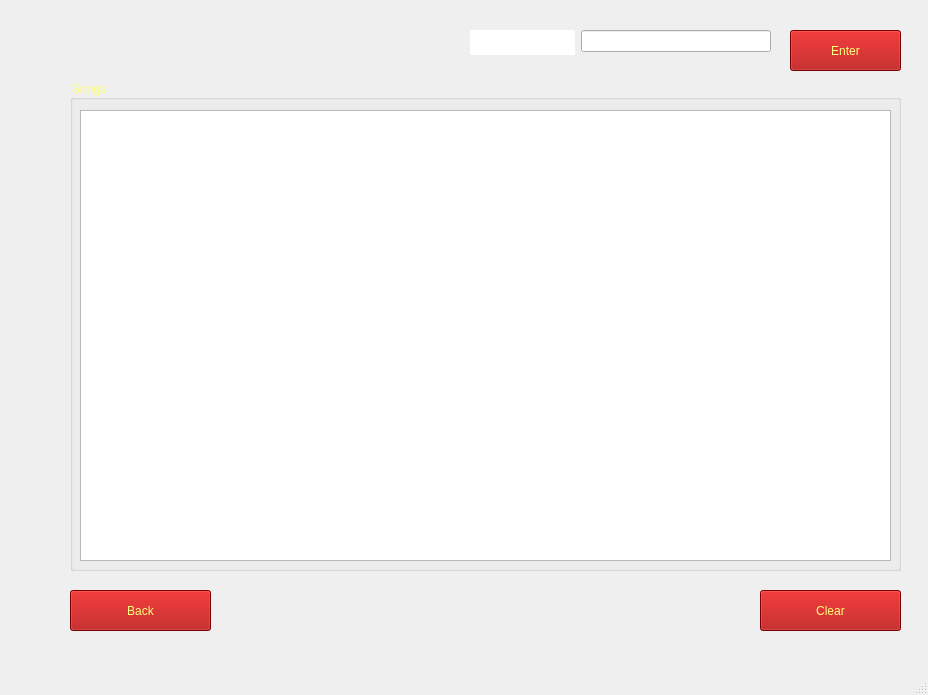
First picture: the form in Addsong.ui, repository SarujT1302/AppDrummer, before the edit.
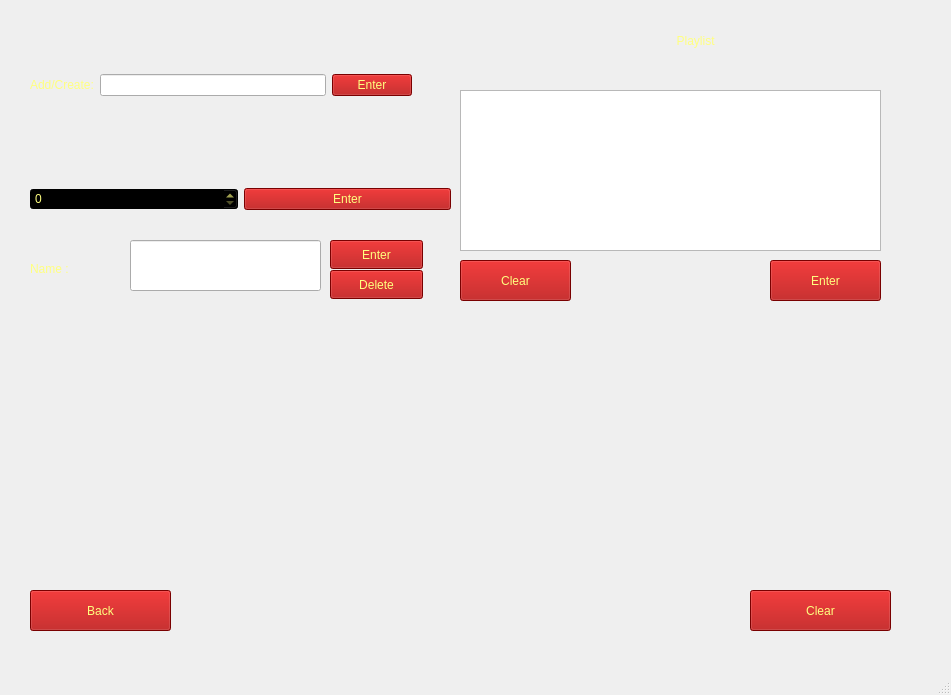
Second picture: the form after the edit. Icons and pictures are not drawn.

What changed in the file:
```diff
--- a/Addsong.ui
+++ b/Addsong.ui
@@ -6,7 +6,7 @@
    <rect>
     <x>0</x>
     <y>0</y>
-    <width>928</width>
+    <width>951</width>
     <height>695</height>
    </rect>
   </property>
@@ -18,95 +18,12 @@
 background-image: url(:/image/รูปfrom internet/dark-blue-plain-wall-background_53876-92976.jpg);</string>
   </property>
   <widget class="QWidget" name="centralwidget">
-   <widget class="QGroupBox" name="Source">
-    <property name="geometry">
-     <rect>
-      <x>70</x>
-      <y>80</y>
-      <width>831</width>
-      <height>491</height>
-     </rect>
-    </property>
-    <property name="styleSheet">
-     <string notr="true">color: rgb(255, 255, 127);
-font: 14pt &quot;Wide Latin&quot;;
-fo
-font: 81 24pt &quot;Rockwell Extra Bold&quot;;</string>
-    </property>
-    <property name="title">
-     <string>Songs</string>
-    </property>
-    <widget class="QPlainTextEdit" name="plainTextEdit">
-     <property name="geometry">
-      <rect>
-       <x>10</x>
-       <y>30</y>
-       <width>811</width>
-       <height>451</height>
-      </rect>
-     </property>
-    </widget>
-   </widget>
-   <widget class="QWidget" name="formLayoutWidget">
-    <property name="geometry">
-     <rect>
-      <x>470</x>
-      <y>30</y>
-      <width>301</width>
-      <height>51</height>
-     </rect>
-    </property>
-    <layout class="QFormLayout" name="formLayout">
-     <item row="0" column="0">
-      <widget class="QLabel" name="label">
-       <property name="font">
-        <font>
-         <pointsize>16</pointsize>
-        </font>
-       </property>
-       <property name="styleSheet">
-        <string notr="true">color: rgb(255, 255, 255);
-background-color: rgb(255, 255, 255);</string>
-       </property>
-       <property name="text">
-        <string>Add Name:</string>
-       </property>
-      </widget>
-     </item>
-     <item row="0" column="1">
-      <widget class="QLineEdit" name="Inputsong">
-       <property name="styleSheet">
-        <string notr="true">color: rgb(255, 255, 255);
-font: 16pt &quot;Rockwell Condensed&quot;;</string>
-       </property>
-      </widget>
-     </item>
-    </layout>
-   </widget>
-   <widget class="QPushButton" name="click">
-    <property name="geometry">
-     <rect>
-      <x>790</x>
-      <y>30</y>
-      <width>111</width>
-      <height>41</height>
-     </rect>
-    </property>
-    <property name="styleSheet">
-     <string notr="true">background-color: rgb(170, 0, 0);
-color: rgb(255, 255, 127);
-font: 16pt &quot;Rockwell&quot;;</string>
-    </property>
-    <property name="text">
-     <string>Enter</string>
-    </property>
-   </widget>
    <widget class="QPushButton" name="Clear">
     <property name="geometry">
      <rect>
-      <x>760</x>
-      <y>590</y>
-      <width>141</width>
+      <x>460</x>
+      <y>260</y>
+      <width>111</width>
       <height>41</height>
      </rect>
     </property>
@@ -122,7 +39,7 @@
    <widget class="QPushButton" name="Back">
     <property name="geometry">
      <rect>
-      <x>70</x>
+      <x>30</x>
       <y>590</y>
       <width>141</width>
       <height>41</height>
@@ -137,6 +54,262 @@
      <string>Back</string>
     </property>
    </widget>
+   <widget class="QLabel" name="label">
+    <property name="geometry">
+     <rect>
+      <x>40</x>
+      <y>320</y>
+      <width>851</width>
+      <height>251</height>
+     </rect>
+    </property>
+    <property name="styleSheet">
+     <string notr="true">color: rgb(255, 255, 255);
+font: 14pt &quot;Rockwell&quot;;</string>
+    </property>
+    <property name="text">
+     <string/>
+    </property>
+   </widget>
+   <widget class="QWidget" name="horizontalLayoutWidget">
+    <property name="geometry">
+     <rect>
+      <x>30</x>
+      <y>50</y>
+      <width>382</width>
+      <height>70</height>
+     </rect>
+    </property>
+    <layout class="QHBoxLayout" name="horizontalLayout">
+     <item>
+      <widget class="QLabel" name="label_2">
+       <property name="toolTip">
+        <string>&lt;html&gt;&lt;head/&gt;&lt;body&gt;&lt;p&gt;&lt;span style=&quot; font-size:14pt; color:#000000;&quot;&gt;Enter the playlist name to add or create.&lt;/span&gt;&lt;/p&gt;&lt;/body&gt;&lt;/html&gt;</string>
+       </property>
+       <property name="styleSheet">
+        <string notr="true">color: rgb(255, 255, 127);
+font: 20pt &quot;Poor Richard&quot;;</string>
+       </property>
+       <property name="text">
+        <string>Add/Create:</string>
+       </property>
+      </widget>
+     </item>
+     <item>
+      <widget class="QLineEdit" name="Addcreate">
+       <property name="styleSheet">
+        <string notr="true">font: 16pt &quot;Rockwell&quot;;
+color:rgb(255, 255, 255)</string>
+       </property>
+       <property name="text">
+        <string/>
+       </property>
+      </widget>
+     </item>
+     <item>
+      <widget class="QPushButton" name="Enter1">
+       <property name="styleSheet">
+        <string notr="true">background-color: rgb(170, 0, 0);
+color: rgb(255, 255, 127);
+font: 10pt &quot;Rockwell&quot;;</string>
+       </property>
+       <property name="text">
+        <string>Enter</string>
+       </property>
+      </widget>
+     </item>
+    </layout>
+   </widget>
+   <widget class="QPlainTextEdit" name="Enterlistsong">
+    <property name="geometry">
+     <rect>
+      <x>460</x>
+      <y>90</y>
+      <width>421</width>
+      <height>161</height>
+     </rect>
+    </property>
+    <property name="styleSheet">
+     <string notr="true">color: rgb(255, 255, 255);
+font: 14pt &quot;Rockwell&quot;;</string>
+    </property>
+   </widget>
+   <widget class="QLabel" name="label_4">
+    <property name="geometry">
+     <rect>
+      <x>30</x>
+      <y>230</y>
+      <width>91</width>
+      <height>78</height>
+     </rect>
+    </property>
+    <property name="toolTip">
+     <string>&lt;html&gt;&lt;head/&gt;&lt;body&gt;&lt;p&gt;&lt;span style=&quot; font-size:14pt; color:#000000;&quot;&gt;Enter the playlist name that you want to see.&lt;/span&gt;&lt;/p&gt;&lt;/body&gt;&lt;/html&gt;</string>
+    </property>
+    <property name="styleSheet">
+     <string notr="true">color: rgb(255, 255, 127);
+font: 20pt &quot;Poor Richard&quot;;</string>
+    </property>
+    <property name="text">
+     <string>Name :</string>
+    </property>
+   </widget>
+   <widget class="QLabel" name="label_5">
+    <property name="geometry">
+     <rect>
+      <x>670</x>
+      <y>0</y>
+      <width>211</width>
+      <height>81</height>
+     </rect>
+    </property>
+    <property name="styleSheet">
+     <string notr="true">color: rgb(255, 255, 127);
+font: 36pt &quot;Poor Richard&quot;;</string>
+    </property>
+    <property name="text">
+     <string>  Playlist</string>
+    </property>
+   </widget>
+   <widget class="QPushButton" name="Enter2">
+    <property name="geometry">
+     <rect>
+      <x>330</x>
+      <y>240</y>
+      <width>93</width>
+      <height>29</height>
+     </rect>
+    </property>
+    <property name="styleSheet">
+     <string notr="true">background-color: rgb(170, 0, 0);
+color: rgb(255, 255, 127);
+font: 10pt &quot;Rockwell&quot;;</string>
+    </property>
+    <property name="text">
+     <string>Enter</string>
+    </property>
+   </widget>
+   <widget class="QPushButton" name="Delete">
+    <property name="geometry">
+     <rect>
+      <x>330</x>
+      <y>270</y>
+      <width>93</width>
+      <height>29</height>
+     </rect>
+    </property>
+    <property name="styleSheet">
+     <string notr="true">background-color: rgb(170, 0, 0);
+color: rgb(255, 255, 127);
+font: 10pt &quot;Rockwell&quot;;</string>
+    </property>
+    <property name="text">
+     <string>Delete</string>
+    </property>
+   </widget>
+   <widget class="QLineEdit" name="playlistshow">
+    <property name="geometry">
+     <rect>
+      <x>130</x>
+      <y>240</y>
+      <width>191</width>
+      <height>51</height>
+     </rect>
+    </property>
+    <property name="styleSheet">
+     <string notr="true">font: 16pt &quot;Rockwell&quot;;
+color:rgb(255, 255, 255)</string>
+    </property>
+   </widget>
+   <widget class="QWidget" name="gridLayoutWidget">
+    <property name="geometry">
+     <rect>
+      <x>30</x>
+      <y>130</y>
+      <width>421</width>
+      <height>80</height>
+     </rect>
+    </property>
+    <layout class="QGridLayout" name="gridLayout">
+     <item row="1" column="0">
+      <widget class="QSpinBox" name="Number">
+       <property name="styleSheet">
+        <string notr="true">background-color: rgb(170, 0, 0);
+color: rgb(255, 255, 127);
+font: 16pt &quot;Rockwell&quot;;
+background-image: url(:/image/รูปfrom internet/dark-blue-plain-wall-background_53876-92976.jpg);
+background-color: rgb(0, 0, 127);
+background-color: rgb(0, 0, 0);</string>
+       </property>
+       <property name="locale">
+        <locale language="English" country="UnitedStates"/>
+       </property>
+      </widget>
+     </item>
+     <item row="1" column="1">
+      <widget class="QPushButton" name="pushButton">
+       <property name="styleSheet">
+        <string notr="true">background-color: rgb(170, 0, 0);
+color: rgb(255, 255, 127);
+font: 10pt &quot;Rockwell&quot;;</string>
+       </property>
+       <property name="text">
+        <string>Enter</string>
+       </property>
+      </widget>
+     </item>
+     <item row="0" column="0" colspan="2">
+      <widget class="QLabel" name="Show">
+       <property name="styleSheet">
+        <string notr="true">color: rgb(255, 255, 255);
+font: 10pt &quot;Rockwell&quot;;</string>
+       </property>
+       <property name="text">
+        <string/>
+       </property>
+      </widget>
+     </item>
+    </layout>
+   </widget>
+   <widget class="QPushButton" name="Clear_2">
+    <property name="geometry">
+     <rect>
+      <x>770</x>
+      <y>260</y>
+      <width>111</width>
+      <height>41</height>
+     </rect>
+    </property>
+    <property name="styleSheet">
+     <string notr="true">background-color: rgb(170, 0, 0);
+color: rgb(255, 255, 127);
+font: 16pt &quot;Rockwell&quot;;</string>
+    </property>
+    <property name="text">
+     <string>Enter</string>
+    </property>
+   </widget>
+   <widget class="QPushButton" name="Back_2">
+    <property name="geometry">
+     <rect>
+      <x>750</x>
+      <y>590</y>
+      <width>141</width>
+      <height>41</height>
+     </rect>
+    </property>
+    <property name="whatsThis">
+     <string>&lt;html&gt;&lt;head/&gt;&lt;body&gt;&lt;p&gt;&lt;a href=&quot;https://marketplace.visualstudio.com/items?itemName=dracula-theme.theme-dracula&quot;&gt;&lt;span style=&quot; text-decoration: underline; color:#0000ff;&quot;&gt;sda&lt;/span&gt;&lt;/a&gt;&lt;/p&gt;&lt;/body&gt;&lt;/html&gt;</string>
+    </property>
+    <property name="styleSheet">
+     <string notr="true">background-color: rgb(170, 0, 0);
+color: rgb(255, 255, 127);
+font: 16pt &quot;Rockwell&quot;;</string>
+    </property>
+    <property name="text">
+     <string>Clear</string>
+    </property>
+   </widget>
   </widget>
   <widget class="QMenuBar" name="menubar">
    <property name="geometry">
```
Left out of the diff: 39 changed lines with no effect on the pictures.
